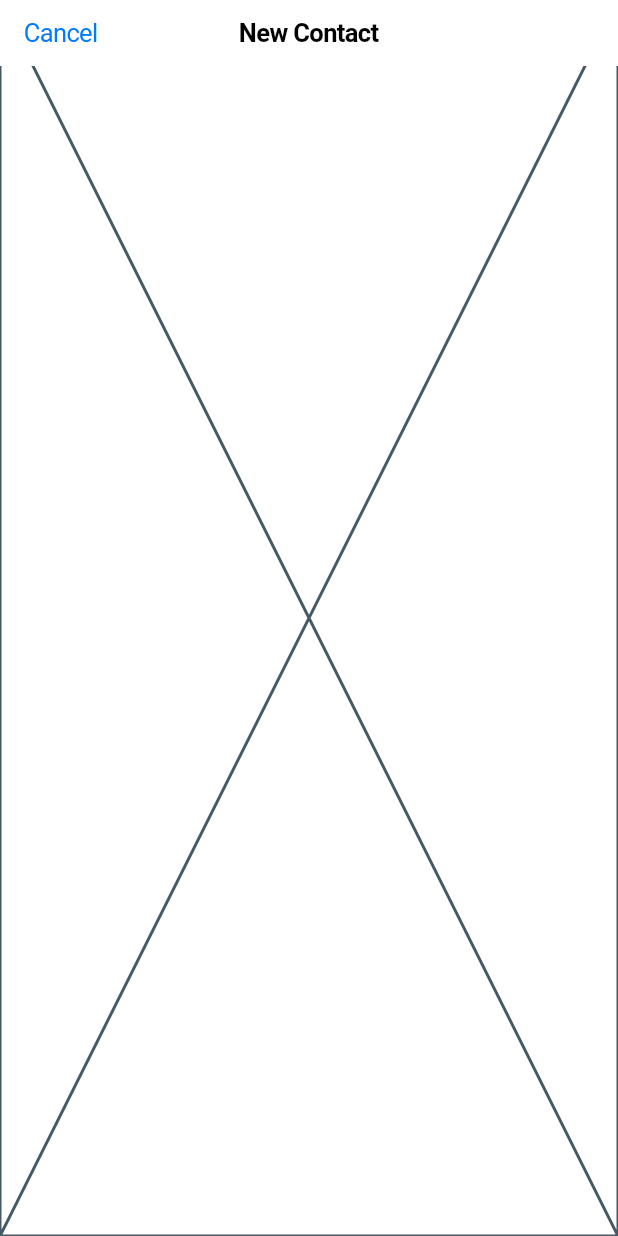
After one commit to edwardnagy/contacts_app, a Flutter app: the NewContactScreen screen opened by its route, on a phone screen of 412 x 824 dp. The commit adds this screen. Run offline on Flutter 3.47's test engine with Material 3 defaults, Android fonts, the phone set to English and light mode, and no system bars; our stand-ins replace go_router; generated files the repository leaves out were written again.

Commit message:
Navigate to the New contact screen.
Extract contact list item widget for better readability and testability, potentially.

```diff
--- a/lib/l10n/app_en.arb
+++ b/lib/l10n/app_en.arb
@@ -2,7 +2,7 @@
     "@@locale": "en",
     "contacts": "Contacts",
     "@contacts": {
-        "description": "The title of the contacts page."
+        "description": "The title of the contacts screen."
     },
     "noContacts": "No Contacts",
     "@noContacts": {
@@ -11,5 +11,9 @@
     "noName": "No Name",
     "@noName": {
         "description": "The name to display when the contact has no name."
+    },
+    "newContact": "New Contact",
+    "@newContact": {
+        "description": "The title of the new contact screen."
     }
 }
--- /dev/null
+++ b/lib/screen/new_contact/new_contact_screen.dart
@@ -0,0 +1,18 @@
+import 'package:contacts_app/l10n/app_localizations.dart';
+import 'package:flutter/cupertino.dart';
+
+class NewContactScreen extends StatelessWidget {
+  const NewContactScreen({super.key});
+
+  @override
+  Widget build(BuildContext context) {
+    return CupertinoPageScaffold(
+      navigationBar: CupertinoNavigationBar(
+        middle: Text(
+          AppLocalizations.of(context).newContact,
+        ),
+      ),
+      child: const Placeholder(),
+    );
+  }
+}
--- a/pubspec.yaml
+++ b/pubspec.yaml
@@ -7,6 +7,7 @@ environment:
   sdk: ^3.5.1
 
 dependencies:
+  cupertino_icons: ^1.0.8
   flutter:
     sdk: flutter
   flutter_localizations:
```
Also changed, not shown: lib/router/routes.dart (+18 -2 lines), lib/screen/contact_list/contact_list_item.dart (added, +71 -0 lines), lib/screen/contact_list/contact_list_screen.dart (renamed from lib/screen/contact_list_screen.dart, +19 -57 lines), lib/router/routes.g.dart, pubspec.lock.
